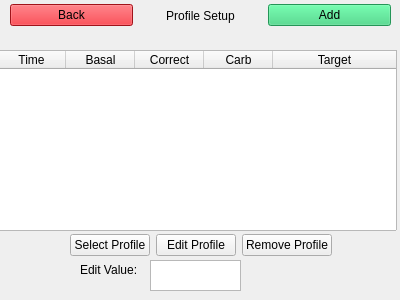
Above: screenprofilesetup.ui from KassemT76/COMP3004Team58Project before the change. Below: the same form after it.
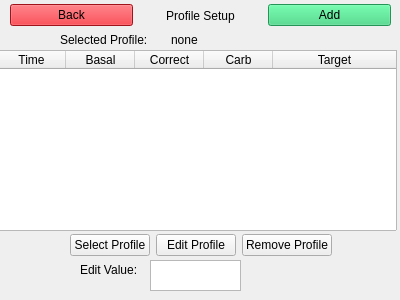
That is the form after the change.

```diff
--- a/screenprofilesetup.ui
+++ b/screenprofilesetup.ui
@@ -1095,6 +1095,32 @@
     <string>Edit Value:</string>
    </property>
   </widget>
+  <widget class="QLabel" name="selectedProfile">
+   <property name="geometry">
+    <rect>
+     <x>171</x>
+     <y>30</y>
+     <width>211</width>
+     <height>20</height>
+    </rect>
+   </property>
+   <property name="text">
+    <string>none</string>
+   </property>
+  </widget>
+  <widget class="QLabel" name="label_3">
+   <property name="geometry">
+    <rect>
+     <x>60</x>
+     <y>30</y>
+     <width>111</width>
+     <height>20</height>
+    </rect>
+   </property>
+   <property name="text">
+    <string>Selected Profile:</string>
+   </property>
+  </widget>
   <zorder>horizontalLayoutWidget</zorder>
   <zorder>horizontalLayoutWidget_2</zorder>
   <zorder>profileTable</zorder>
```
Left out of the diff: 2 changed lines with no effect on the pictures.
